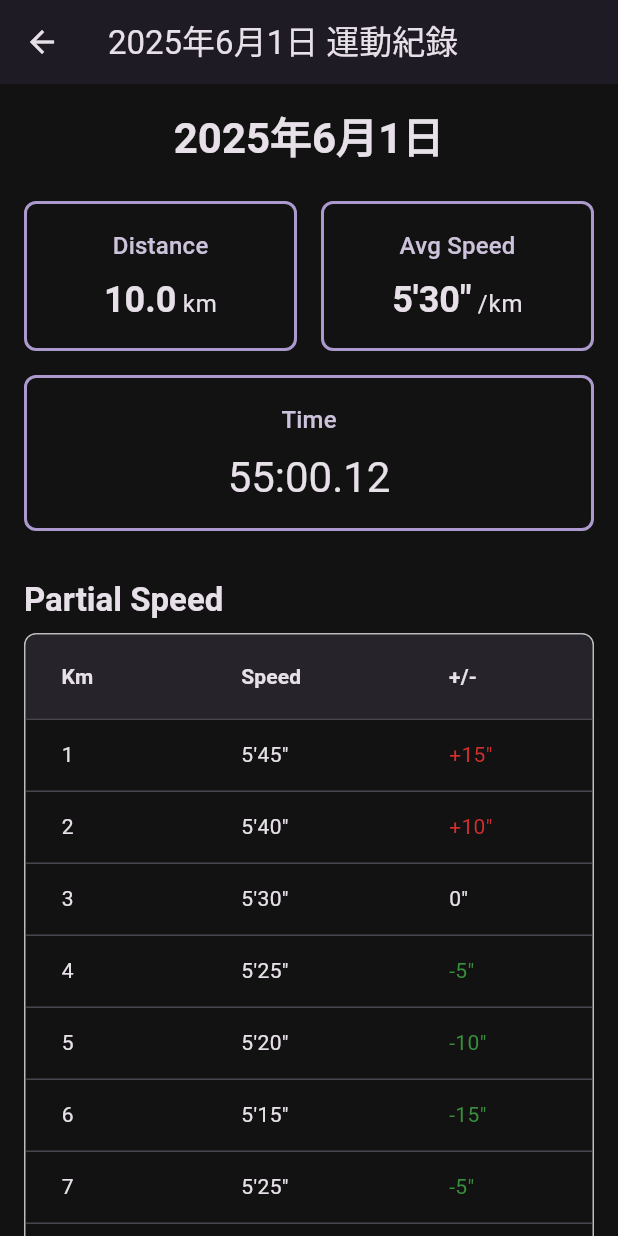
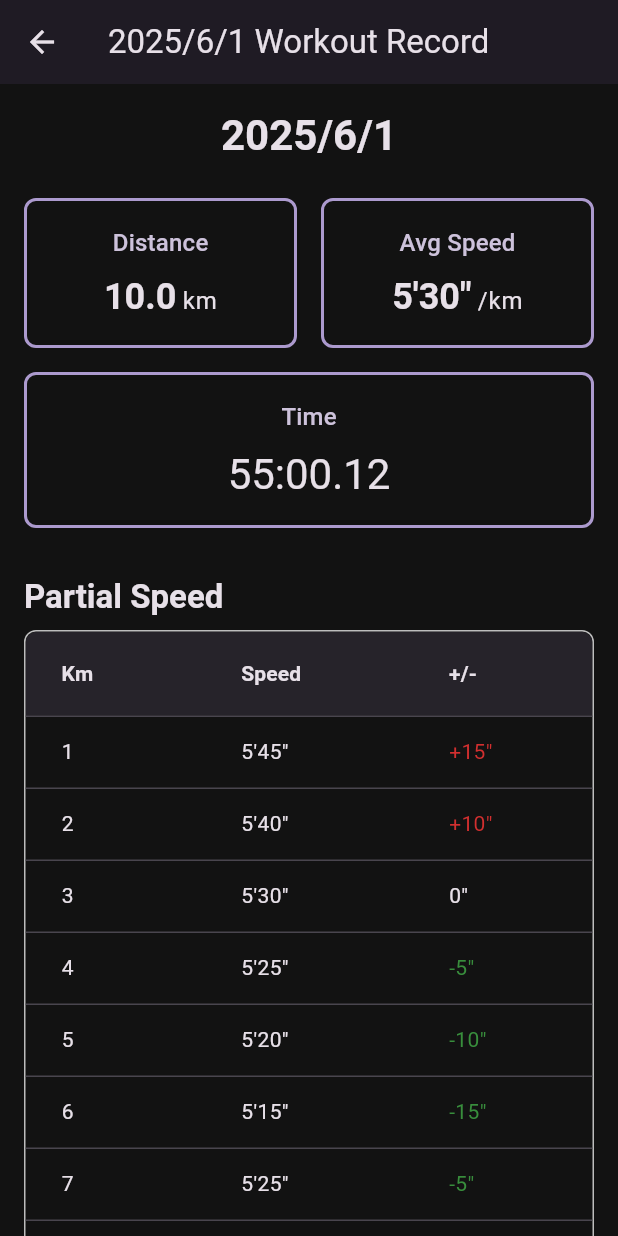
Before and after one commit to JNoctis/Hackathon_Physical_app, a Flutter app: the HistoryPage screen opened by its route, after a tap on an icon or button, on a phone screen of 412 x 824 dp. Run offline on Flutter 3.47's test engine with Material 3 defaults, Android fonts, the phone set to English and light mode, and no system bars; our stand-ins replace geolocator.

Commit message:
fix. english version

```diff
--- a/physicalapp/lib/pages/history.dart
+++ b/physicalapp/lib/pages/history.dart
@@ -1,5 +1,5 @@
 import 'package:flutter/material.dart';
-// 確保路徑正確，如果 history_day.dart 在同一個資料夾，使用相對匯入
+// Ensure the path is correct; use relative import if history_day.dart is in the same folder.
 import 'history_day.dart';
 
 class HistoryPage extends StatefulWidget {
@@ -10,19 +10,19 @@ class HistoryPage extends StatefulWidget {
 }
 
 class _HistoryPageState extends State<HistoryPage> {
-  late DateTime _currentMonth; // 用來追蹤目前顯示的月份
+  late DateTime _currentMonth; // Variable to track the currently displayed month
 
   @override
   void initState() {
     super.initState();
-    _currentMonth = DateTime.now(); // 預設顯示當前月份
+    _currentMonth = DateTime.now(); // Default to current month
   }
 
-  // 根據給定的月份生成該月份的所有日期
+  // Generates all days for the given month
   List<DateTime> _generateDaysInMonth(DateTime month) {
     List<DateTime> days = [];
     final firstDayOfMonth = DateTime(month.year, month.month, 1);
-    // 獲取該月的最後一天 (下個月的第0天)
+    // Get the last day of the month (0th day of the next month)
     final lastDayOfMonth = DateTime(month.year, month.month + 1, 0);
 
     for (int i = 0; i < lastDayOfMonth.day; i++) {
@@ -34,14 +34,14 @@ class _HistoryPageState extends State<HistoryPage> {
   @override
   Widget build(BuildContext context) {
     final List<DateTime> daysInMonth = _generateDaysInMonth(_currentMonth);
-    final DateTime today = DateTime.now(); // 獲取今天的日期
+    final DateTime today = DateTime.now(); // Get today's date
 
     return Scaffold(
       appBar: AppBar(
-        title: Text('${_currentMonth.year}年${_currentMonth.month}月'), // 顯示當前年份和月份
+        title: Text('${_currentMonth.year}/${_currentMonth.month}'), // Display current year and month
         backgroundColor: Theme.of(context).colorScheme.inversePrimary,
         actions: [
-          // 上一個月按鈕
+          // Previous month button
           IconButton(
             icon: const Icon(Icons.arrow_back_ios),
             onPressed: () {
@@ -50,7 +50,7 @@ class _HistoryPageState extends State<HistoryPage> {
               });
             },
           ),
-          // 下一個月按鈕
+          // Next month button
           IconButton(
             icon: const Icon(Icons.arrow_forward_ios),
             onPressed: () {
@@ -64,49 +64,49 @@ class _HistoryPageState extends State<HistoryPage> {
       body: GridView.builder(
         padding: const EdgeInsets.all(8.0),
         gridDelegate: const SliverGridDelegateWithFixedCrossAxisCount(
-          crossAxisCount: 7, // 每行顯示 7 天 (一週)
-          crossAxisSpacing: 4.0, // 水平間距
-          mainAxisSpacing: 4.0, // 垂直間距
-          childAspectRatio: 1.0, // 讓每個網格項目保持方形
+          crossAxisCount: 7, // Display 7 days per row (one week)
+          crossAxisSpacing: 4.0, // Horizontal spacing
+          mainAxisSpacing: 4.0, // Vertical spacing
+          childAspectRatio: 1.0, // Keep grid items square
         ),
         itemCount: daysInMonth.length,
         itemBuilder: (context, index) {
           final day = daysInMonth[index];
-          // 判斷是否為今天，以便進行特別樣式處理
+          // Determine if it's today for special styling
           final bool isToday = day.year == today.year && day.month == today.month && day.day == today.day;
 
-          // 根據白板圖的「Done」、「Miss」、「Today」概念，進行簡單的顏色模擬
-          Color backgroundColor = Colors.grey.shade100; // 預設背景色
-          Color textColor = Colors.black87; // 預設文字顏色
-          String statusText = ''; // 狀態文字
+          // Simulate "Done", "Miss", "Today" concepts from the whiteboard sketch with simple colors
+          Color backgroundColor = Colors.grey.shade100; // Default background color
+          Color textColor = Colors.black87; // Default text color
+          String statusText = ''; // Status text
 
           if (isToday) {
-            backgroundColor = Colors.blue.shade100; // 今日顏色
+            backgroundColor = Colors.blue.shade100; // Today's color
             textColor = Colors.blue.shade800;
-            statusText = '今日';
-          } else if (day.isBefore(today)) { // 判斷是否為過去的日期
-            // 為了模擬不同的狀態，根據日期來簡單判斷
-            // 假設日數是3的倍數表示已完成
-            // 假設日數是5的倍數表示未完成 (優先於已完成，僅為模擬)
+            statusText = 'Today';
+          } else if (day.isBefore(today)) { // Check if it's a past date
+            // For simulating different statuses, simple logic based on day number
+            // Assume days divisible by 5 are "Missed"
+            // Assume days divisible by 3 are "Done" (has lower priority for simulation)
             if (day.day % 5 == 0) {
               backgroundColor = Colors.red.shade100;
               textColor = Colors.red.shade800;
-              statusText = '未完成';
+              statusText = 'Missed';
             } else if (day.day % 3 == 0) {
               backgroundColor = Colors.green.shade100;
               textColor = Colors.green.shade800;
-              statusText = '已完成';
+              statusText = 'Done';
             }
           }
-          // 未來日期不顯示狀態文字
+          // Future dates do not display status text
 
           return InkWell(
             onTap: () {
-              // 點擊後導航到 HistoryDayPage，並傳遞選定的日期
+              // Navigate to HistoryDayPage on tap, passing the selected date
               Navigator.push(
                 context,
                 MaterialPageRoute(
-                  // 這裡傳遞 selectedDate 給 HistoryDayPage
+                  // Pass selectedDate to HistoryDayPage here
                   builder: (context) => HistoryDayPage(selectedDate: day),
                 ),
               );
@@ -116,13 +116,13 @@ class _HistoryPageState extends State<HistoryPage> {
               elevation: 2,
               shape: RoundedRectangleBorder(
                 borderRadius: BorderRadius.circular(8.0),
-                side: isToday ? const BorderSide(color: Colors.blue, width: 2) : BorderSide.none, // 今日邊框
+                side: isToday ? const BorderSide(color: Colors.blue, width: 2) : BorderSide.none, // Today's border
               ),
-              child: Stack( // 使用 Stack 讓文字和狀態標籤可以疊加
+              child: Stack( // Use Stack to overlay text and status label
                 children: [
                   Center(
                     child: Text(
-                      '${day.day}', // 顯示日期號碼
+                      '${day.day}', // Display day number
                       style: TextStyle(
                         fontSize: 20,
                         fontWeight: FontWeight.bold,
@@ -130,7 +130,7 @@ class _HistoryPageState extends State<HistoryPage> {
                       ),
                     ),
                   ),
-                  if (statusText.isNotEmpty && !isToday) // 在非今日的已完成/未完成日顯示狀態標籤
+                  if (statusText.isNotEmpty && !isToday) // Display status label for non-today done/missed days
                     Positioned(
                       top: 4,
                       right: 4,
--- a/physicalapp/lib/pages/history_day.dart
+++ b/physicalapp/lib/pages/history_day.dart
@@ -1,12 +1,12 @@
 import 'package:flutter/material.dart';
 
-// 為了範例數據，我們先定義一個簡單的分段數據模型
+// For example data, let's first define a simple split data model
 class SpeedSplit {
   final int km;
   final String speed;
   final String difference; // +/-
 
-  // 添加 const 建構函式，使其可以在 const 列表中使用
+  // Add const constructor to enable use in const lists
   const SpeedSplit({
     required this.km,
     required this.speed,
@@ -15,20 +15,20 @@ class SpeedSplit {
 }
 
 class HistoryDayPage extends StatelessWidget {
-  // 新增一個 required 的 DateTime 參數來接收選定的日期
+  // Add a required DateTime parameter to receive the selected date
   final DateTime selectedDate;
 
-  // 將建構函式更新為接收 selectedDate
+  // Update the constructor to receive selectedDate
   const HistoryDayPage({super.key, required this.selectedDate});
 
-  // 範例數據 (您可以從您的資料庫或 API 獲取真實數據)
-  // 將 activityDate 改為動態根據 selectedDate 產生
-  String get activityDate => "${selectedDate.year}年${selectedDate.month}月${selectedDate.day}日";
+  // Example data (you can fetch real data from your database or API)
+  // activityDate is now dynamically generated based on selectedDate
+  String get activityDate => "${selectedDate.year}/${selectedDate.month}/${selectedDate.day}";
   final String totalDistance = "10.0";
   final String avgSpeed = "5'30\"";
   final String totalTime = "55:00.12";
 
-  // 這個列表現在是常數，因為 SpeedSplit 類別有了 const 建構函式
+  // This list is now constant because the SpeedSplit class has a const constructor
   final List<SpeedSplit> speedSplits = const [
     SpeedSplit(km: 1, speed: "5'45\"", difference: "+15\""),
     SpeedSplit(km: 2, speed: "5'40\"", difference: "+10\""),
@@ -45,12 +45,12 @@ class HistoryDayPage extends StatelessWidget {
 
   @override
   Widget build(BuildContext context) {
-    // 使用 Theme 來獲取當前主題的顏色，使其更具適應性
+    // Use Theme to get current theme colors for better adaptability
     final theme = Theme.of(context);
     final colorScheme = theme.colorScheme;
     final textTheme = theme.textTheme;
 
-    // 定義一個邊框樣式來模仿草圖中的手繪方框
+    // Define a border style to mimic the hand-drawn boxes in the sketch
     final boxBorder = Border.all(
       color: colorScheme.primary.withOpacity(0.8),
       width: 2.0,
@@ -58,21 +58,21 @@ class HistoryDayPage extends StatelessWidget {
 
     return Scaffold(
       appBar: AppBar(
-        // AppBar 標題現在顯示動態日期
-        title: Text('${selectedDate.year}年${selectedDate.month}月${selectedDate.day}日 運動紀錄'),
+        // AppBar title now displays dynamic date
+        title: Text('${selectedDate.year}/${selectedDate.month}/${selectedDate.day} Workout Record'),
         backgroundColor: colorScheme.surface,
         foregroundColor: colorScheme.onSurface,
         elevation: 1.0,
       ),
       body: SingleChildScrollView(
-        // 使用 SingleChildScrollView 確保在小螢幕上內容可以滾動
+        // Use SingleChildScrollView to ensure content can scroll on small screens
         padding: const EdgeInsets.all(16.0),
         child: Column(
           crossAxisAlignment: CrossAxisAlignment.stretch,
           children: [
-            // 頂部日期
+            // Top date
             Text(
-              activityDate, // 現在從 getter 獲取動態日期
+              activityDate, // Now getting dynamic date from getter
               textAlign: TextAlign.center,
               style: textTheme.headlineMedium?.copyWith(
                 fontWeight: FontWeight.bold,
@@ -80,7 +80,7 @@ class HistoryDayPage extends StatelessWidget {
             ),
             const SizedBox(height: 24.0),
 
-            // 中間的數據摘要 (距離 & 速度)
+            // Middle data summary (Distance & Speed)
             Row(
               children: [
                 Expanded(
@@ -106,7 +106,7 @@ class HistoryDayPage extends StatelessWidget {
             ),
             const SizedBox(height: 16.0),
 
-            // 時間
+            // Time
             _buildMetricCard(
               label: 'Time',
               value: totalTime,
@@ -116,7 +116,7 @@ class HistoryDayPage extends StatelessWidget {
             ),
             const SizedBox(height: 32.0),
 
-            // 分段速度標題
+            // Partial Speed title
             Text(
               'Partial Speed',
               style: textTheme.titleLarge?.copyWith(
@@ -125,8 +125,8 @@ class HistoryDayPage extends StatelessWidget {
             ),
             const SizedBox(height: 8.0),
 
-            // 分段速度表格
-            // 使用 Container 添加邊框
+            // Partial Speed Table
+            // Use Container to add border
             Container(
               decoration: BoxDecoration(
                 border: Border.all(
@@ -134,11 +134,11 @@ class HistoryDayPage extends StatelessWidget {
                 ),
                 borderRadius: BorderRadius.circular(8.0),
               ),
-              // ClipRRect 確保 DataTable 的圓角效果
+              // ClipRRect ensures rounded corners for DataTable
               child: ClipRRect(
                 borderRadius: BorderRadius.circular(8.0),
                 child: DataTable(
-                  headingRowColor: WidgetStateProperty.resolveWith(
+                  headingRowColor: WidgetStateProperty.resolveWith( // Updated from MaterialStateProperty to WidgetStateProperty
                     (states) => colorScheme.primary.withOpacity(0.1),
                   ),
                   headingTextStyle: textTheme.titleSmall?.copyWith(
@@ -177,7 +177,7 @@ class HistoryDayPage extends StatelessWidget {
     );
   }
 
-  // 抽取出一個建立數據卡片的方法，避免程式碼重複
+  // Extracted method to build metric cards, avoiding code repetition
   Widget _buildMetricCard({
     required String label,
     required String value,
```
